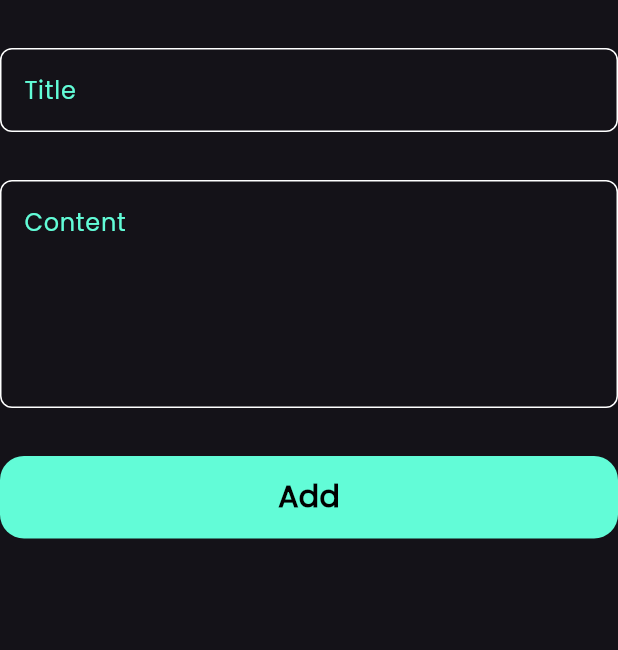
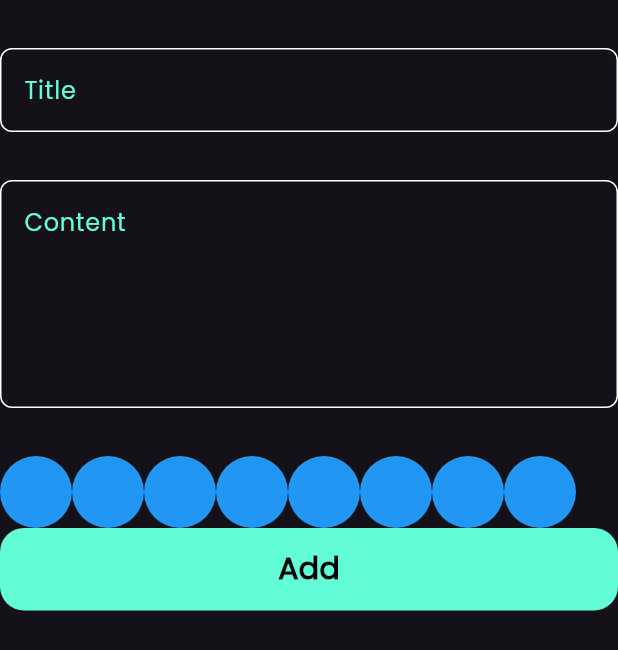
Before and after one commit to YassaTamer/notes_app, a Flutter app: the AddNoteForm widget shown alone on an empty page, opened directly, on a phone screen of 412 x 824 dp. Shown: the top 650 px of the screen. Run offline on Flutter 3.47's test engine with Material 3 defaults, Android fonts, the phone set to English and light mode, and no system bars; our stand-ins replace bloc, flutter_bloc, font_awesome_flutter, hive, hive_flutter; accounts and stored records are empty.

Commit message:
Refactor: Add ColorsListView widget to AddNoteForm and implement ColorItem for color selection

```diff
--- a/lib/widgets/add_note_form.dart
+++ b/lib/widgets/add_note_form.dart
@@ -4,6 +4,7 @@ import 'package:flutter_bloc/flutter_bloc.dart';
 import 'package:intl/intl.dart';
 import 'package:notes_app/cubits/add_note_cubit/add_note_cubit.dart';
 import 'package:notes_app/models/note_model.dart';
+import 'package:notes_app/widgets/colors_list_view.dart';
 import 'package:notes_app/widgets/custom_botton.dart';
 import 'package:notes_app/widgets/custom_text_field.dart';
 
@@ -41,6 +42,7 @@ class _AddNoteFormState extends State<AddNoteForm> {
             maxLines: 5,
           ),
           const SizedBox(height: 32),
+          ColorsListView(),
           BlocBuilder<AddNoteCubit, AddNoteState>(
             builder: (context, state) {
               return CustomBotton(
--- /dev/null
+++ b/lib/widgets/color_item.dart
@@ -0,0 +1,11 @@
+
+import 'package:flutter/material.dart';
+
+class ColorItem extends StatelessWidget {
+  const ColorItem({super.key});
+
+  @override
+  Widget build(BuildContext context) {
+    return const CircleAvatar(radius: 24, backgroundColor: Colors.blue);
+  }
+}
--- /dev/null
+++ b/lib/widgets/colors_list_view.dart
@@ -0,0 +1,22 @@
+
+import 'package:flutter/cupertino.dart';
+import 'package:notes_app/widgets/add_note_form.dart';
+import 'package:notes_app/widgets/color_item.dart';
+
+class ColorsListView extends StatelessWidget {
+  const ColorsListView({super.key});
+
+  @override
+  Widget build(BuildContext context) {
+    return SizedBox(
+      height: 48,
+      child: ListView.builder(
+        itemCount: 8,
+        scrollDirection: Axis.horizontal,
+        itemBuilder: (context, index) {
+          return ColorItem();
+        },
+      ),
+    );
+  }
+}
```
Also changed, not shown: lib/widgets/edit_note_view_body.dart (line endings or trailing spaces).
